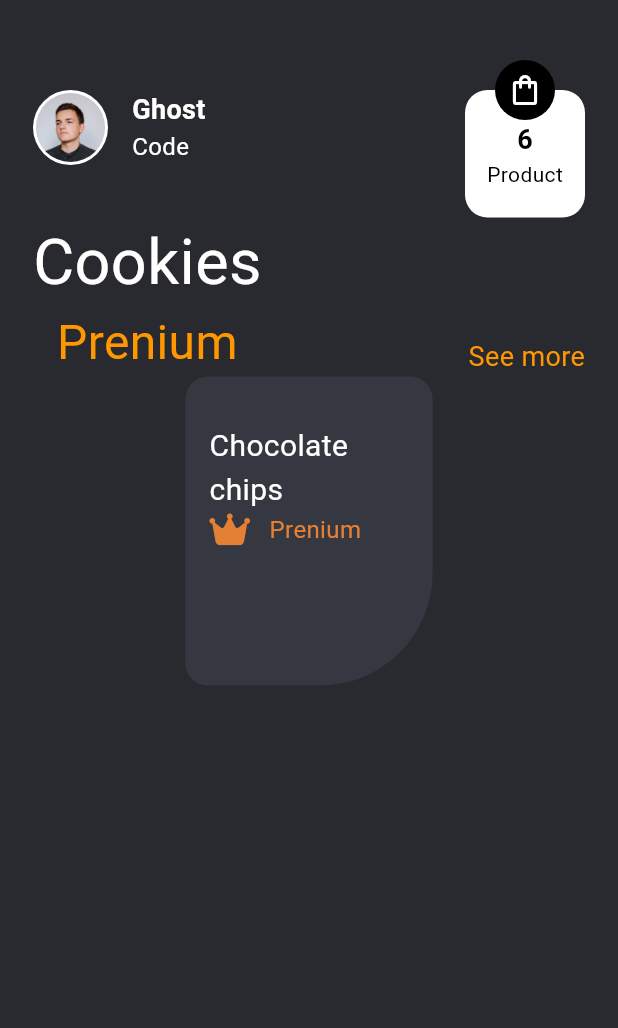
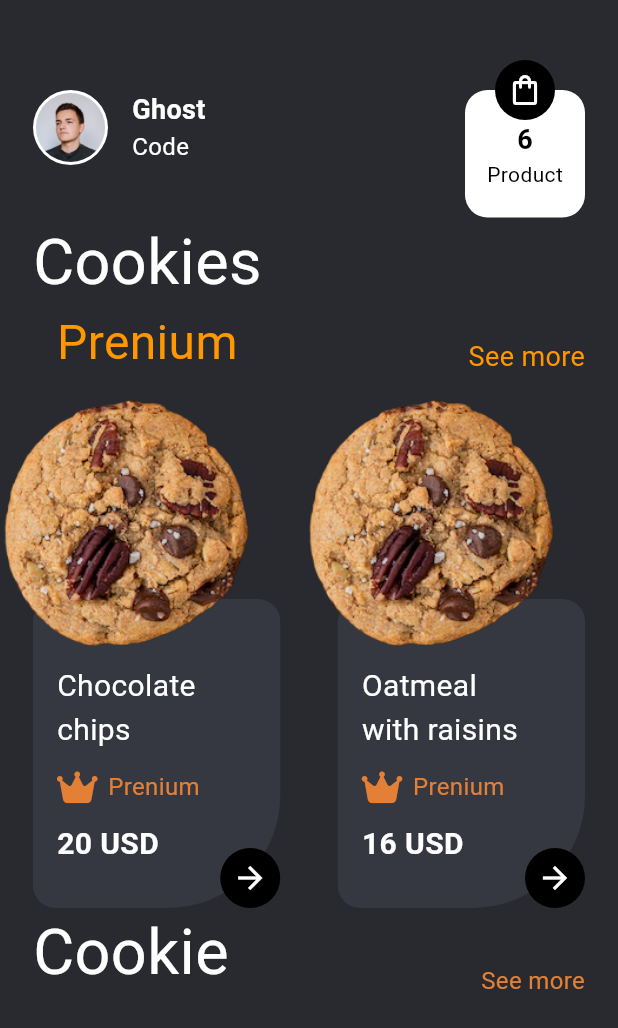
Before and after one commit to abdGhost/cookies_UI, a Flutter app: the screen it shows after launch, on a phone screen of 412 x 824 dp. Shown: the top 1028 px of the screen. Run offline on Flutter 3.47's test engine with Material 2 defaults, Android fonts, the phone set to English and light mode, and no system bars; our stand-ins replace font_awesome_flutter.

Commit message:
Worked on cookie_feature_widget

```diff
--- a/lib/views/home/home_screen.dart
+++ b/lib/views/home/home_screen.dart
@@ -5,6 +5,7 @@ import 'package:flutter/material.dart';
 
 import '../../widgets/avatar_widget.dart';
 import '../../widgets/card_widget.dart';
+import '../../widgets/cookie_feature_widget.dart';
 import '../../widgets/personal_info_widget.dart';
 import '../../widgets/cookies_bar.dart';
 
@@ -13,6 +14,8 @@ class HomeScreen extends StatelessWidget {
 
   @override
   Widget build(BuildContext context) {
+    var size = MediaQuery.of(context).size;
+
     return Scaffold(
       backgroundColor: background,
       body: Padding(
@@ -32,7 +35,15 @@ class HomeScreen extends StatelessWidget {
               ],
             ),
             const CookiesBar(),
-            CookiesCardWidget(cookie: cookies[0])
+            SizedBox(height: size.height * 0.18),
+            Row(
+                mainAxisAlignment: MainAxisAlignment.spaceBetween,
+                children: cookies.map((e) {
+                  return CookiesCardWidget(
+                    cookie: e,
+                  );
+                }).toList()),
+            const CookieFeatureWidget()
           ],
         ),
       ),
--- /dev/null
+++ b/lib/widgets/container_arrow_widget.dart
@@ -0,0 +1,21 @@
+import 'package:flutter/material.dart';
+
+class ContainerArrow extends StatelessWidget {
+  const ContainerArrow({super.key});
+
+  @override
+  Widget build(BuildContext context) {
+    return Container(
+      padding: const EdgeInsets.all(8),
+      decoration: const BoxDecoration(
+        shape: BoxShape.circle,
+        color: Colors.black,
+      ),
+      child: const Icon(
+        Icons.arrow_forward,
+        color: Colors.white,
+        size: 24,
+      ),
+    );
+  }
+}
--- /dev/null
+++ b/lib/widgets/cookie_feature_widget.dart
@@ -0,0 +1,27 @@
+import 'package:flutter/material.dart';
+
+import '../app_colors.dart';
+
+class CookieFeatureWidget extends StatelessWidget {
+  const CookieFeatureWidget({
+    super.key,
+  });
+
+  @override
+  Widget build(BuildContext context) {
+    return const Row(
+      mainAxisAlignment: MainAxisAlignment.spaceBetween,
+      crossAxisAlignment: CrossAxisAlignment.end,
+      children: [
+        Text(
+          'Cookie',
+          style: TextStyle(color: Colors.white, fontSize: 42),
+        ),
+        Text(
+          'See more',
+          style: TextStyle(color: orange, fontSize: 16),
+        ),
+      ],
+    );
+  }
+}
--- a/lib/widgets/cookies_card_widget.dart
+++ b/lib/widgets/cookies_card_widget.dart
@@ -1,18 +1,22 @@
 import 'package:cookies_ui_app/colors.dart';
 import 'package:cookies_ui_app/models/cookies.dart';
+import 'package:cookies_ui_app/widgets/container_arrow_widget.dart';
 import 'package:cookies_ui_app/widgets/prenium_widget.dart';
 import 'package:flutter/material.dart';
 
 class CookiesCardWidget extends StatelessWidget {
-  final Cookie cookie;
-  const CookiesCardWidget({super.key, required this.cookie});
+  final Cookie? cookie;
+  const CookiesCardWidget({super.key, this.cookie});
 
   @override
   Widget build(BuildContext context) {
     var size = MediaQuery.of(context).size;
     var cookieSize = size.height * 0.20;
     var cardSize = size.height * 0.25;
-    return Container(
+    return Stack(
+      clipBehavior: Clip.none,
+      children: [
+        Container(
           height: cardSize,
           width: cookieSize,
           decoration: const BoxDecoration(
@@ -28,18 +32,44 @@ class CookiesCardWidget extends StatelessWidget {
             padding:
                 const EdgeInsets.only(left: 16, top: 32, right: 32, bottom: 16),
             child: Column(
+              mainAxisAlignment: MainAxisAlignment.spaceEvenly,
+              crossAxisAlignment: CrossAxisAlignment.start,
               children: [
                 Text(
-              cookie.name,
+                  cookie!.name,
                   style: const TextStyle(
                     color: Colors.white,
                     fontSize: 20,
                   ),
                 ),
-            const PreniumWidget()
+                const PreniumWidget(),
+                Text(
+                  cookie!.price,
+                  style: const TextStyle(
+                    color: Colors.white,
+                    fontSize: 20,
+                    fontWeight: FontWeight.bold,
+                  ),
+                ),
               ],
             ),
           ),
+        ),
+        Positioned(
+          top: -(cookieSize - 32),
+          left: -(cardSize - cookieSize) / 2,
+          child: SizedBox(
+            height: cookieSize,
+            width: cookieSize,
+            child: Image.asset('assets/1.png'),
+          ),
+        ),
+        const Positioned(
+          right: 0,
+          bottom: 0,
+          child: ContainerArrow(),
+        ),
+      ],
     );
   }
 }
--- a/lib/widgets/prenium_widget.dart
+++ b/lib/widgets/prenium_widget.dart
@@ -17,7 +17,7 @@ class PreniumWidget extends StatelessWidget {
           color: orange,
         ),
         SizedBox(
-          width: 16,
+          width: 10,
         ),
         Text(
           'Prenium',
```
Lines whose indentation alone changed are shown as unchanged.
